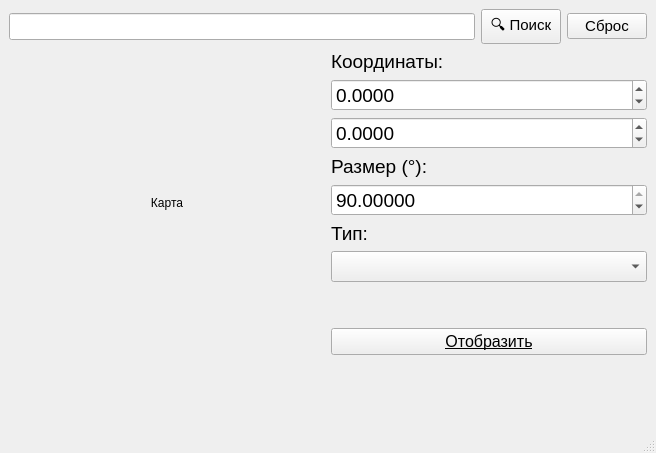
Above: map_ui.ui from RostislavShishmarev/Maps-app before the change. Below: the same form after it.
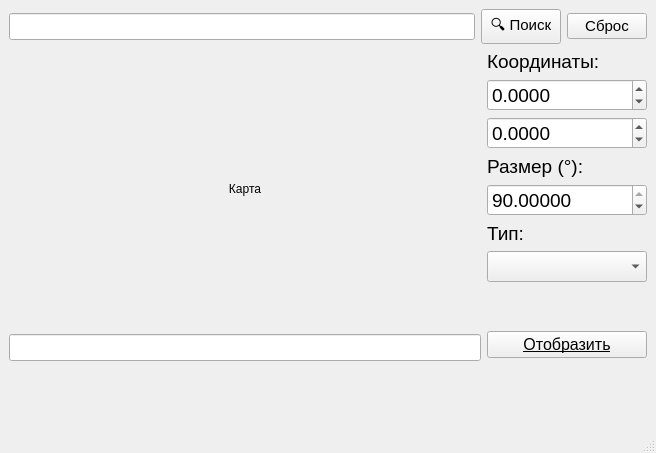
That is the form after the change.

Commit message: Добавлена строка адреса

Diff of the .ui file:
```diff
--- a/map_ui.ui
+++ b/map_ui.ui
@@ -317,7 +317,22 @@
         </property>
        </spacer>
       </item>
-      <item row="8" column="1">
+      <item row="9" column="0">
+       <widget class="QLineEdit" name="address_ed">
+        <property name="font">
+         <font>
+          <pointsize>12</pointsize>
+         </font>
+        </property>
+        <property name="text">
+         <string/>
+        </property>
+        <property name="readOnly">
+         <bool>true</bool>
+        </property>
+       </widget>
+      </item>
+      <item row="8" column="1" rowspan="2">
        <widget class="QPushButton" name="show_but">
         <property name="minimumSize">
          <size>
```
The commit also changes 2 other files.
